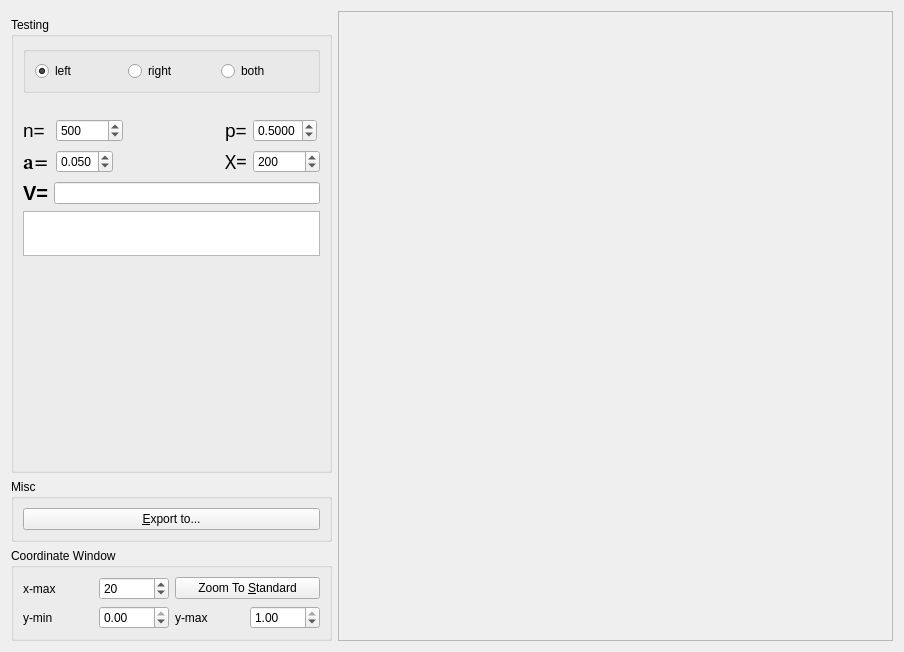
This is src/hyptest.ui in trent2/MathTools as Qt 5 draws it before an edit. The edited form follows.
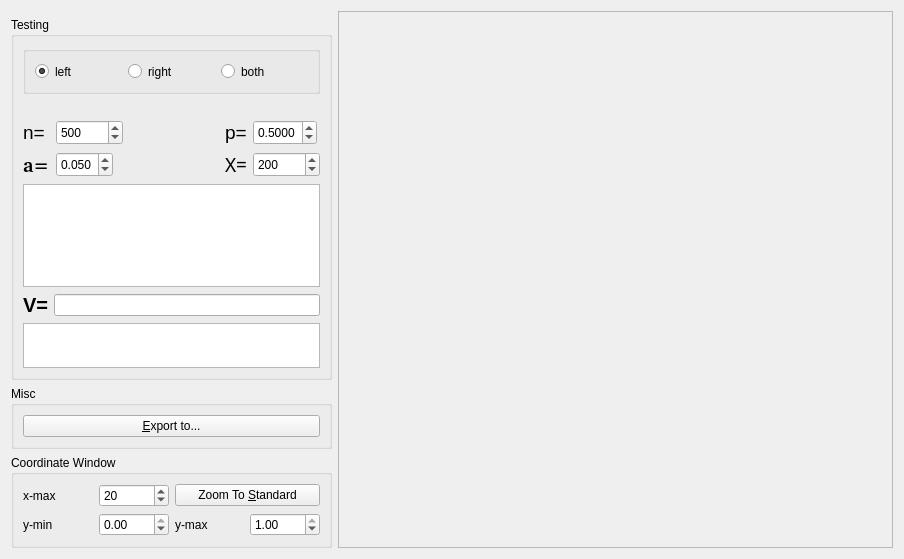
This is the edited form. Icons and pictures are not drawn. Custom widgets are drawn as their Qt base class.

```diff
--- a/src/hyptest.ui
+++ b/src/hyptest.ui
@@ -7,35 +7,13 @@
     <x>0</x>
     <y>0</y>
     <width>904</width>
-    <height>652</height>
+    <height>556</height>
    </rect>
   </property>
   <property name="windowTitle">
    <string>Form</string>
   </property>
   <layout class="QGridLayout" name="gridLayout_2">
-   <item row="0" column="1" rowspan="4">
-    <widget class="BinomialDistPlotter" name="hypPlotter">
-     <property name="sizePolicy">
-      <sizepolicy hsizetype="Expanding" vsizetype="Preferred">
-       <horstretch>0</horstretch>
-       <verstretch>0</verstretch>
-      </sizepolicy>
-     </property>
-     <property name="minimumSize">
-      <size>
-       <width>281</width>
-       <height>311</height>
-      </size>
-     </property>
-     <property name="frameShape">
-      <enum>QFrame::StyledPanel</enum>
-     </property>
-     <property name="frameShadow">
-      <enum>QFrame::Raised</enum>
-     </property>
-    </widget>
-   </item>
    <item row="2" column="0">
     <widget class="QGroupBox" name="miscGBox">
      <property name="title">
@@ -167,7 +145,7 @@
    <item row="1" column="0">
     <widget class="QGroupBox" name="parametersGBox">
      <property name="sizePolicy">
-      <sizepolicy hsizetype="Preferred" vsizetype="Expanding">
+      <sizepolicy hsizetype="Maximum" vsizetype="Expanding">
        <horstretch>0</horstretch>
        <verstretch>0</verstretch>
       </sizepolicy>
@@ -175,13 +153,7 @@
      <property name="minimumSize">
       <size>
        <width>321</width>
-       <height>200</height>
-      </size>
-     </property>
-     <property name="maximumSize">
-      <size>
-       <width>321</width>
-       <height>16777215</height>
+       <height>363</height>
       </size>
      </property>
      <property name="title">
@@ -205,6 +177,18 @@
         <layout class="QHBoxLayout" name="horizontalLayout">
          <item>
           <widget class="QRadioButton" name="leftRButton">
+           <property name="sizePolicy">
+            <sizepolicy hsizetype="Minimum" vsizetype="MinimumExpanding">
+             <horstretch>0</horstretch>
+             <verstretch>0</verstretch>
+            </sizepolicy>
+           </property>
+           <property name="minimumSize">
+            <size>
+             <width>0</width>
+             <height>21</height>
+            </size>
+           </property>
            <property name="text">
             <string>left</string>
            </property>
@@ -215,6 +199,18 @@
          </item>
          <item>
           <widget class="QRadioButton" name="rightRButton">
+           <property name="sizePolicy">
+            <sizepolicy hsizetype="Minimum" vsizetype="MinimumExpanding">
+             <horstretch>0</horstretch>
+             <verstretch>0</verstretch>
+            </sizepolicy>
+           </property>
+           <property name="minimumSize">
+            <size>
+             <width>0</width>
+             <height>21</height>
+            </size>
+           </property>
            <property name="text">
             <string>right</string>
            </property>
@@ -222,6 +218,18 @@
          </item>
          <item>
           <widget class="QRadioButton" name="bothRButton">
+           <property name="sizePolicy">
+            <sizepolicy hsizetype="Minimum" vsizetype="MinimumExpanding">
+             <horstretch>0</horstretch>
+             <verstretch>0</verstretch>
+            </sizepolicy>
+           </property>
+           <property name="minimumSize">
+            <size>
+             <width>0</width>
+             <height>21</height>
+            </size>
+           </property>
            <property name="text">
             <string>both</string>
            </property>
@@ -267,6 +275,12 @@
             <verstretch>0</verstretch>
            </sizepolicy>
           </property>
+          <property name="minimumSize">
+           <size>
+            <width>0</width>
+            <height>25</height>
+           </size>
+          </property>
           <property name="minimum">
            <number>1</number>
           </property>
@@ -289,6 +303,12 @@
             <verstretch>0</verstretch>
            </sizepolicy>
           </property>
+          <property name="minimumSize">
+           <size>
+            <width>0</width>
+            <height>25</height>
+           </size>
+          </property>
           <property name="decimals">
            <number>4</number>
           </property>
@@ -376,6 +396,12 @@
             <verstretch>0</verstretch>
            </sizepolicy>
           </property>
+          <property name="minimumSize">
+           <size>
+            <width>0</width>
+            <height>25</height>
+           </size>
+          </property>
           <property name="decimals">
            <number>3</number>
           </property>
@@ -398,11 +424,17 @@
             <verstretch>0</verstretch>
            </sizepolicy>
           </property>
+          <property name="minimumSize">
+           <size>
+            <width>0</width>
+            <height>25</height>
+           </size>
+          </property>
           <property name="maximum">
            <number>100000</number>
           </property>
           <property name="singleStep">
-           <number>100</number>
+           <number>1</number>
           </property>
           <property name="value">
            <number>200</number>
@@ -411,16 +443,20 @@
         </item>
        </layout>
       </item>
+      <item>
+       <widget class="QTextBrowser" name="pTextBrowser">
+        <property name="minimumSize">
+         <size>
+          <width>0</width>
+          <height>80</height>
+         </size>
+        </property>
+       </widget>
+      </item>
       <item>
        <layout class="QHBoxLayout" name="horizontalLayout_2">
         <item>
          <widget class="QLabel" name="vLabel">
-          <property name="sizePolicy">
-           <sizepolicy hsizetype="Maximum" vsizetype="Preferred">
-            <horstretch>0</horstretch>
-            <verstretch>0</verstretch>
-           </sizepolicy>
-          </property>
           <property name="font">
            <font>
             <pointsize>15</pointsize>
@@ -442,12 +478,6 @@
         </item>
         <item>
          <widget class="QLineEdit" name="vLineEdit">
-          <property name="sizePolicy">
-           <sizepolicy hsizetype="Minimum" vsizetype="Fixed">
-            <horstretch>0</horstretch>
-            <verstretch>0</verstretch>
-           </sizepolicy>
-          </property>
           <property name="readOnly">
            <bool>true</bool>
           </property>
@@ -457,12 +487,6 @@
       </item>
       <item>
        <widget class="QTextBrowser" name="acceptTextBrowser">
-        <property name="sizePolicy">
-         <sizepolicy hsizetype="Expanding" vsizetype="Maximum">
-          <horstretch>0</horstretch>
-          <verstretch>0</verstretch>
-         </sizepolicy>
-        </property>
         <property name="maximumSize">
          <size>
           <width>16777215</width>
@@ -471,29 +495,38 @@
         </property>
        </widget>
       </item>
-      <item>
-       <spacer name="verticalSpacer">
-        <property name="orientation">
-         <enum>Qt::Vertical</enum>
-        </property>
-        <property name="sizeHint" stdset="0">
-         <size>
-          <width>261</width>
-          <height>215</height>
-         </size>
-        </property>
-       </spacer>
-      </item>
      </layout>
     </widget>
    </item>
+   <item row="0" column="1" rowspan="4">
+    <widget class="HypTestPlotter" name="hypPlotter">
+     <property name="sizePolicy">
+      <sizepolicy hsizetype="MinimumExpanding" vsizetype="Preferred">
+       <horstretch>0</horstretch>
+       <verstretch>0</verstretch>
+      </sizepolicy>
+     </property>
+     <property name="minimumSize">
+      <size>
+       <width>281</width>
+       <height>311</height>
+      </size>
+     </property>
+     <property name="frameShape">
+      <enum>QFrame::StyledPanel</enum>
+     </property>
+     <property name="frameShadow">
+      <enum>QFrame::Raised</enum>
+     </property>
+    </widget>
+   </item>
   </layout>
  </widget>
  <customwidgets>
   <customwidget>
-   <class>BinomialDistPlotter</class>
+   <class>HypTestPlotter</class>
    <extends>QFrame</extends>
-   <header>BinomialDistPlotter.hpp</header>
+   <header>HypTestPlotter.hpp</header>
    <container>1</container>
    <slots>
     <signal>newXMin(double)</signal>
```
